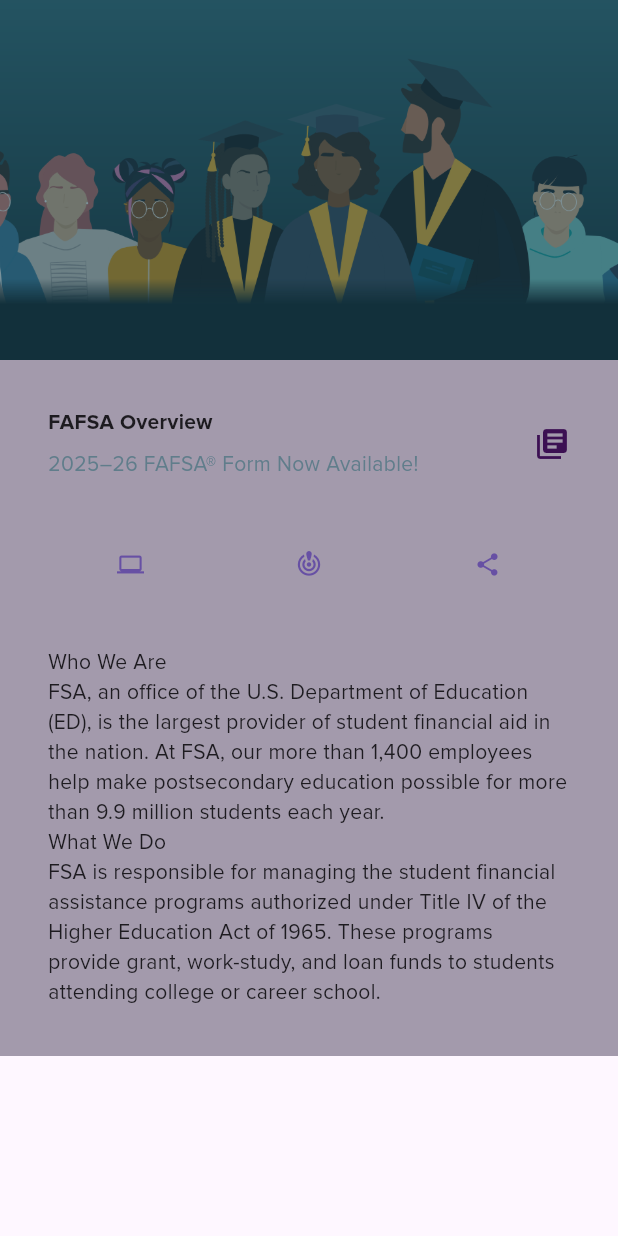
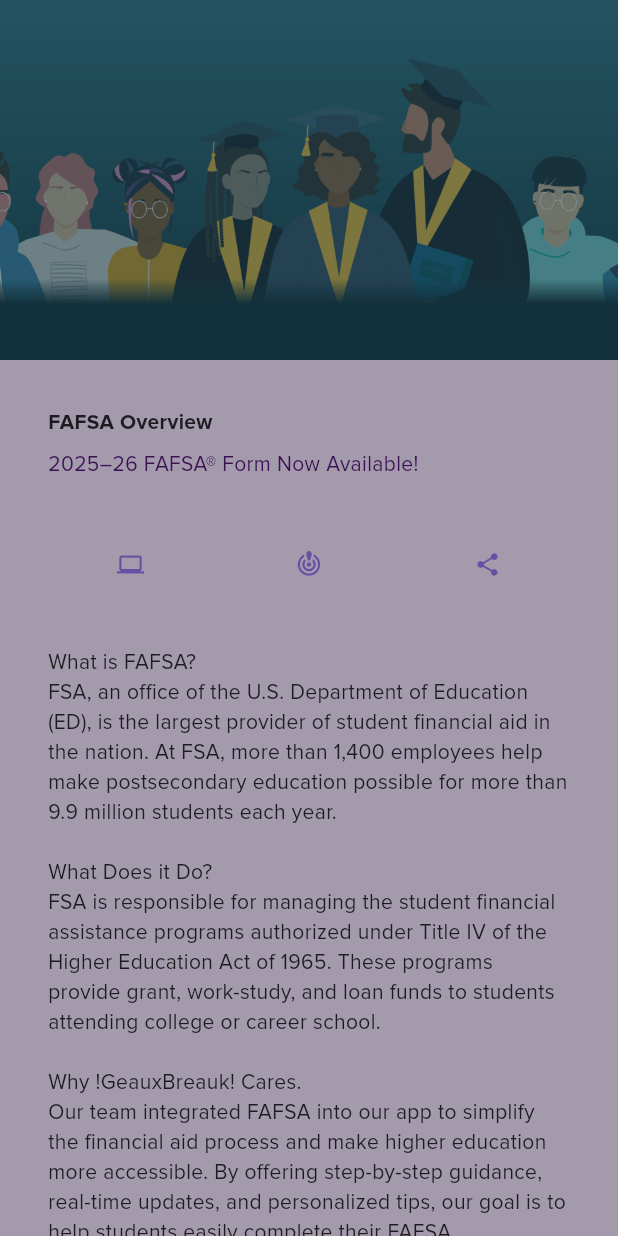
Before and after one commit to maureensanchez99/financial_awareness, a Flutter app: the FafsaOverview screen opened directly, on a phone screen of 412 x 824 dp. Run offline on Flutter 3.47's test engine with Material 3 defaults, Android fonts, the phone set to English and light mode, and no system bars; our stand-ins replace shared_preferences; accounts and stored records are empty.

Commit message:
adding text desc

```diff
--- a/lib/pages/fafsa_overview.dart
+++ b/lib/pages/fafsa_overview.dart
@@ -136,16 +136,25 @@
             const ButtonSection(),
             const TextSection(
               description:
-                  'Who We Are \n'
+                  'What is FAFSA? \n'
                   'FSA, an office of the U.S. Department of Education (ED), is '
                   'the largest provider of student financial aid in the nation. '
-                  'At FSA, our more than 1,400 employees help make postsecondary education '
+                  'At FSA, more than 1,400 employees help make postsecondary education '
                   'possible for more than 9.9 million students each year. \n'
-                  'What We Do \n'
+                  '\n'
+                  'What Does it Do?\n'
                   'FSA is responsible for managing the student financial assistance '
                   'programs authorized under Title IV of the Higher Education Act of '
                   '1965. These programs provide grant, work-study, and loan funds to students '
-                  'attending college or career school.'
+                  'attending college or career school. \n'
+                  '\n'
+                  'Why !GeauxBreauk! Cares. \n'
+                  'Our team integrated FAFSA into our app to simplify the financial aid process and make '
+                  'higher education more accessible. By offering step-by-step guidance, real-time updates, '
+                  'and personalized tips, our goal is to help students easily complete their FAFSA applications, '
+                  'stay on track with deadlines, and maximize their aid eligibility. This integration streamlines '
+                  'the process, reduces confusion, and empowers students and families to navigate financial aid '
+                  'with confidence, ensuring they receive the resources needed to succeed.'
                   ,
             ),
           ],
@@ -183,12 +192,12 @@
                   ),
                 ),
                 //NOTE - Change color
-                Text(desc, style: TextStyle(color: Colors.blueGrey[500])),
+                Text(desc, style: TextStyle(color: Color(0xFF3C1053))),
               ],
             ),
           ),
           /*3*/
-          Icon(Icons.library_books, color: Color(0xFF3C1053)),
+          //Icon(Icons.library_books, color: Color(0xFF3C1053)),
         ],
       ),
     );
```
